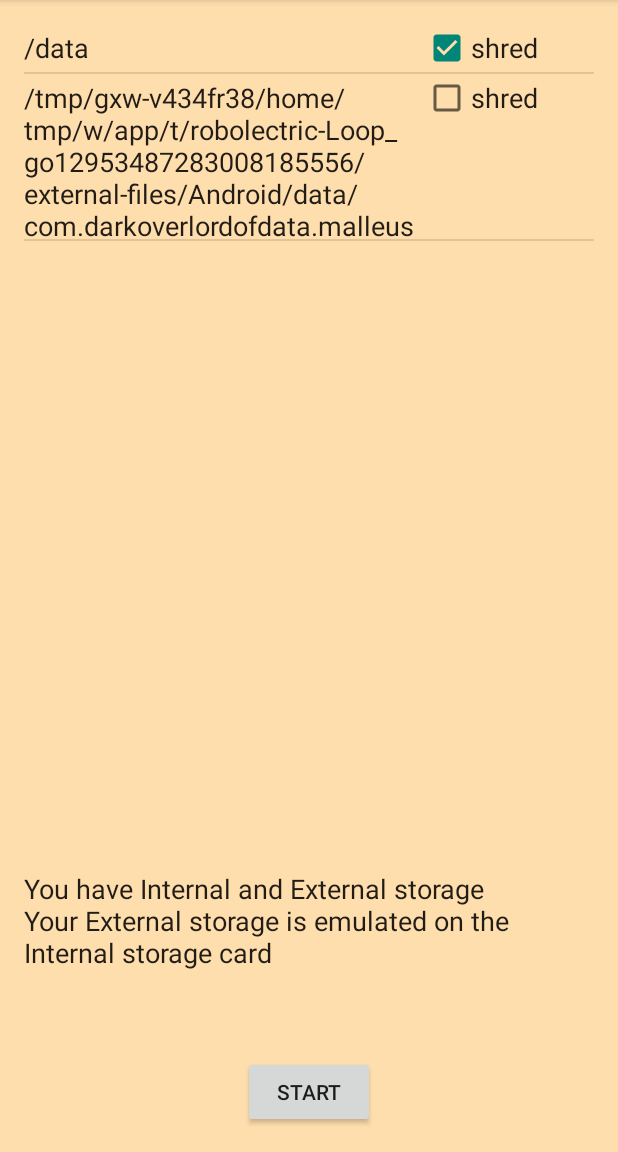
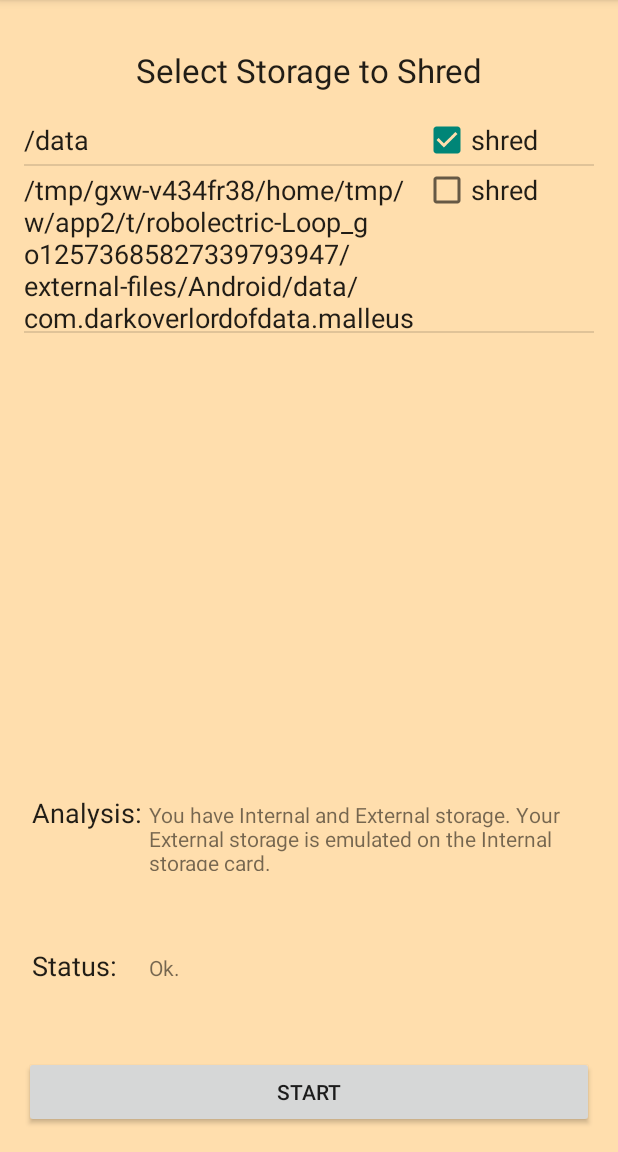
Before and after one commit to darkoverlordofdata/datahammer, an Android app: the screen it shows after launch (HammerActivity), on a phone screen of 412 x 824 dp, the part 84-1236 px from its top. Run offline under Robolectric (Android 15) with nearby library versions, the phone set to English and light mode, and no system bars.

Commit message:
make it pretty

```diff
--- a/app/src/main/AndroidManifest.xml
+++ b/app/src/main/AndroidManifest.xml
@@ -4,6 +4,9 @@
 
     <uses-permission android:name="android.permission.READ_EXTERNAL_STORAGE" />
     <uses-permission android:name="android.permission.WRITE_EXTERNAL_STORAGE" />
+    <uses-sdk android:minSdkVersion="8"
+        android:targetSdkVersion="15"
+        android:maxSdkVersion="19" />
     <application
         android:allowBackup="true"
         android:icon="@drawable/ic_launcher"
--- a/app/src/main/java/com/darkoverlordofdata/malleus/DeviceModel.java
+++ b/app/src/main/java/com/darkoverlordofdata/malleus/DeviceModel.java
@@ -149,23 +149,23 @@ public class DeviceModel implements Serializable {
 
         switch (path.length) {
             case 0:
-                res = "Impossible - you have no storage";
+                res = "Impossible - you have no storage.";
                 break;
 
             case 1:
-                res = "You have Internal Storage only";
+                res = "You have Internal Storage only.";
                 break;
 
             case 2:
-                res = "You have Internal and External storage";
+                res = "You have Internal and External storage.";
                 break;
 
             default:
-                res = "You have Internal, External Primary and Secondary storage";
+                res = "You have Internal, External Primary and Secondary storage.";
 
         }
         if (!isAvail[1]) {
-            res += "\nYour External storage is emulated on the Internal storage card";
+            res += " Your External storage is emulated on the Internal storage card.";
         }
         return res;
     }
--- a/app/src/main/res/layout/fragment_hammer.xml
+++ b/app/src/main/res/layout/fragment_hammer.xml
@@ -1,7 +1,7 @@
 <RelativeLayout xmlns:android="http://schemas.android.com/apk/res/android"
     xmlns:tools="http://schemas.android.com/tools"
-    android:layout_width="match_parent"
-    android:layout_height="match_parent"
+    android:layout_width="fill_parent"
+    android:layout_height="fill_parent"
     android:orientation="vertical"
     android:paddingLeft="@dimen/activity_horizontal_margin"
     android:paddingRight="@dimen/activity_horizontal_margin"
@@ -10,48 +10,95 @@
     android:background="@color/NavajoWhite"
     tools:context=".HammerActivity$HammerFragment">
 
-     <!--List Storage Choices-->
-    <ListView
-        android:id="@+id/list"
-        android:layout_height="fill_parent"
-        android:layout_width="match_parent">
-    </ListView>
-
-    <!-- Analysis -->
-    <TextView
-        android:id="@+id/analysis_value"
-        android:text=""
-        android:layout_width="wrap_content"
-        android:layout_height="wrap_content"
-        android:layout_alignParentLeft="true"
-        android:layout_alignParentStart="true"
-        android:layout_above="@+id/status_value"
-        style="@android:style/TextAppearance.Medium"
-        />
-
-    <!-- Status -->
-    <TextView
-        android:id="@+id/status_value"
-        android:text=""
-        android:layout_marginTop="16dp"
-        android:layout_width="wrap_content"
-        android:layout_height="wrap_content"
-        android:layout_alignParentLeft="true"
-        android:layout_alignParentStart="true"
-        android:layout_above="@+id/button"
-        style="@android:style/TextAppearance.Medium"
-        />
     <!-- Start Writing -->
     <Button
         android:id="@+id/button"
         android:text="@string/start"
         android:layout_marginTop="16dp"
-        android:layout_width="wrap_content"
+        android:layout_width="fill_parent"
         android:layout_height="wrap_content"
         android:layout_alignParentBottom="true"
         android:layout_centerHorizontal="true"
         android:onClick="hammerTime" />
 
+    <!--List Storage Choices-->
+
+    <TextView
+        android:id="@+id/title"
+        android:text="@string/select"
+        android:gravity="center_horizontal"
+        android:layout_marginTop="16dp"
+        android:layout_marginBottom="16dp"
+        android:layout_width="fill_parent"
+        android:layout_height="wrap_content"
+        style="@android:style/TextAppearance.Large"
+        />
+    <ListView
+        android:id="@+id/list"
+        android:layout_height="fill_parent"
+        android:layout_width="fill_parent"
+        android:layout_below="@id/title"
+        android:layout_above="@id/button"
+        android:stackFromBottom="false"
+        >
+    </ListView>
 
 
+    <TableLayout
+        android:id="@+id/tableLayout1"
+        android:layout_above="@id/button"
+        android:layout_width="fill_parent"
+        android:layout_height="wrap_content" >
+
+
+        <!-- Analysis -->
+        <TableRow
+            android:id="@+id/tableRow1"
+            android:layout_width="wrap_content"
+            android:layout_height="wrap_content"
+            android:layout_marginBottom="40dp"
+            android:padding="5dip" >
+
+            <TextView
+                android:id="@+id/analysis_label"
+                android:text="@string/analysis"
+                android:layout_width="wrap_content"
+                android:layout_height="wrap_content"
+                style="@android:style/TextAppearance.Medium"
+                />
+            <TextView
+                android:id="@+id/analysis_value"
+                android:lines="3"
+                android:layout_weight="1"
+                android:layout_width="fill_parent"
+                android:layout_height="wrap_content"
+                />
+        </TableRow>
+
+        <!-- Status -->
+        <TableRow
+            android:id="@+id/tableRow2"
+            android:layout_width="wrap_content"
+            android:layout_height="wrap_content"
+            android:padding="5dip" >
+
+            <TextView
+                android:id="@+id/status_label"
+                android:text="@string/status"
+                android:layout_width="wrap_content"
+                android:layout_height="wrap_content"
+                style="@android:style/TextAppearance.Medium"
+                />
+            <TextView
+                android:id="@+id/status_value"
+                android:text="@string/ready"
+                android:lines="3"
+                android:layout_weight="1"
+                android:layout_width="fill_parent"
+                android:layout_height="wrap_content"
+                />
+
+
+        </TableRow>
+    </TableLayout>
 </RelativeLayout>
--- a/app/src/main/res/values/strings.xml
+++ b/app/src/main/res/values/strings.xml
@@ -6,13 +6,17 @@
         Data Hammer overwrites all unused storage with random data.
         Run after performing a factory reset of your phone.
 
-        Data Hammer takes about an hour to run.
+        Data Hammer takes approx. 1 minute per gb to run.
     </string>
     <string name="app_credits">
         copyright &#169; 2014 Dark Overlord of Data
     </string>
-    <string name="start">  Start  </string>
+    <string name="start">Start</string>
     <string name="about">About</string>
     <string name="shred">shred</string>
+    <string name="analysis">Analysis:&#160;</string>
+    <string name="status">Status:&#160;</string>
+    <string name="ready">Ok.</string>
+    <string name="select">Select Storage to Shred</string>
 
 </resources>
```
Also changed, not shown: 7 other files.
